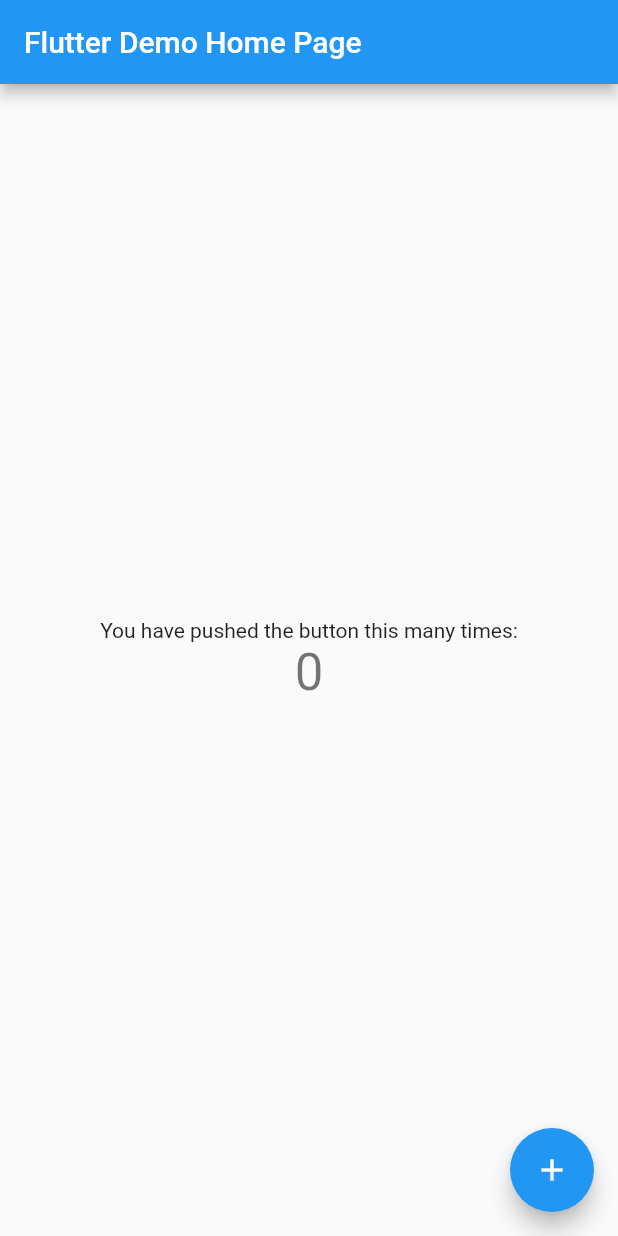
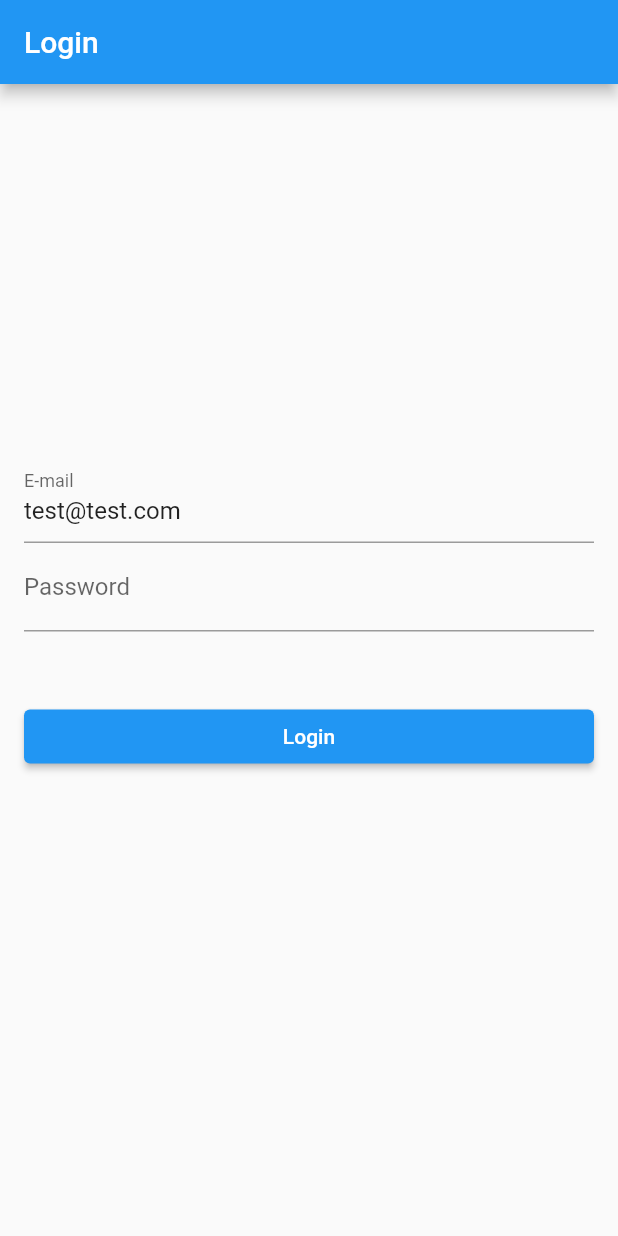
Before and after one commit to Thirosue/flutter_with_getx, a Flutter app: the screen it shows after launch, on a phone screen of 412 x 824 dp. Run offline on Flutter 3.47's test engine with Material 2 defaults, Android fonts, the phone set to English and light mode, and no system bars; our stand-ins replace get.

Commit message:
feat: add login form

```diff
--- a/lib/main.dart
+++ b/lib/main.dart
@@ -1,4 +1,7 @@
 import 'package:flutter/material.dart';
+import 'package:flutter_with_getx/ui/index/index_page.dart';
+import 'package:flutter_with_getx/ui/login/login_page.dart';
+import 'package:get/get.dart';
 
 void main() {
   runApp(const MyApp());
@@ -10,106 +13,14 @@ class MyApp extends StatelessWidget {
   // This widget is the root of your application.
   @override
   Widget build(BuildContext context) {
-    return MaterialApp(
+    return GetMaterialApp(
       title: 'Flutter Demo',
-      theme: ThemeData(
-        // This is the theme of your application.
-        //
-        // Try running your application with "flutter run". You'll see the
-        // application has a blue toolbar. Then, without quitting the app, try
-        // changing the primarySwatch below to Colors.green and then invoke
-        // "hot reload" (press "r" in the console where you ran "flutter run",
-        // or simply save your changes to "hot reload" in a Flutter IDE).
-        // Notice that the counter didn't reset back to zero; the application
-        // is not restarted.
-        primarySwatch: Colors.blue,
-      ),
-      home: const MyHomePage(title: 'Flutter Demo Home Page'),
+      theme: ThemeData(primarySwatch: Colors.blue),
+      initialRoute: '/login',
+      getPages: [
+        GetPage(name: '/login', page: () => LoginPage()),
+        GetPage(name: '/', page: () => IndexPage()),
+      ],
     );
   }
 }
-
-class MyHomePage extends StatefulWidget {
-  const MyHomePage({Key? key, required this.title}) : super(key: key);
-
-  // This widget is the home page of your application. It is stateful, meaning
-  // that it has a State object (defined below) that contains fields that affect
-  // how it looks.
-
-  // This class is the configuration for the state. It holds the values (in this
-  // case the title) provided by the parent (in this case the App widget) and
-  // used by the build method of the State. Fields in a Widget subclass are
-  // always marked "final".
-
-  final String title;
-
-  @override
-  State<MyHomePage> createState() => _MyHomePageState();
-}
-
-class _MyHomePageState extends State<MyHomePage> {
-  int _counter = 0;
-
-  void _incrementCounter() {
-    setState(() {
-      // This call to setState tells the Flutter framework that something has
-      // changed in this State, which causes it to rerun the build method below
-      // so that the display can reflect the updated values. If we changed
-      // _counter without calling setState(), then the build method would not be
-      // called again, and so nothing would appear to happen.
-      _counter++;
-    });
-  }
-
-  @override
-  Widget build(BuildContext context) {
-    // This method is rerun every time setState is called, for instance as done
-    // by the _incrementCounter method above.
-    //
-    // The Flutter framework has been optimized to make rerunning build methods
-    // fast, so that you can just rebuild anything that needs updating rather
-    // than having to individually change instances of widgets.
-    return Scaffold(
-      appBar: AppBar(
-        // Here we take the value from the MyHomePage object that was created by
-        // the App.build method, and use it to set our appbar title.
-        title: Text(widget.title),
-      ),
-      body: Center(
-        // Center is a layout widget. It takes a single child and positions it
-        // in the middle of the parent.
-        child: Column(
-          // Column is also a layout widget. It takes a list of children and
-          // arranges them vertically. By default, it sizes itself to fit its
-          // children horizontally, and tries to be as tall as its parent.
-          //
-          // Invoke "debug painting" (press "p" in the console, choose the
-          // "Toggle Debug Paint" action from the Flutter Inspector in Android
-          // Studio, or the "Toggle Debug Paint" command in Visual Studio Code)
-          // to see the wireframe for each widget.
-          //
-          // Column has various properties to control how it sizes itself and
-          // how it positions its children. Here we use mainAxisAlignment to
-          // center the children vertically; the main axis here is the vertical
-          // axis because Columns are vertical (the cross axis would be
-          // horizontal).
-          mainAxisAlignment: MainAxisAlignment.center,
-          children: <Widget>[
-            const Text(
-              'You have pushed the button this many times:',
-            ),
-            Text(
-              '$_counter',
-              style: Theme.of(context).textTheme.headline4,
-            ),
-          ],
-        ),
-      ),
-      floatingActionButton: FloatingActionButton(
-        onPressed: _incrementCounter,
-        tooltip: 'Increment',
-        child: const Icon(Icons.add),
-      ), // This trailing comma makes auto-formatting nicer for build methods.
-    );
-  }
-}
--- /dev/null
+++ b/lib/ui/login/login_page.dart
@@ -0,0 +1,63 @@
+import 'package:flutter/material.dart';
+import 'package:flutter_with_getx/ui/login/login_controller.dart';
+import 'package:get/get.dart';
+
+class LoginPage extends StatelessWidget {
+  LoginPage({Key? key}) : super(key: key);
+
+  final controller = Get.put(LoginController());
+
+  @override
+  Widget build(BuildContext context) {
+    return Scaffold(
+      appBar: AppBar(
+        title: const Text('Login'),
+      ),
+      body: Container(
+        padding: const EdgeInsets.all(16),
+        child: Column(
+          mainAxisAlignment: MainAxisAlignment.center,
+          children: [
+            TextField(
+              controller: controller.emailController,
+              decoration: const InputDecoration(
+                labelText: 'E-mail',
+              ),
+            ),
+            TextField(
+              controller: controller.passwordController,
+              decoration: const InputDecoration(
+                labelText: 'Password',
+              ),
+            ),
+            const SizedBox(
+              height: 30,
+            ),
+            SizedBox(
+              width: double.infinity,
+              child: Padding(
+                padding: const EdgeInsets.symmetric(vertical: 16),
+                child: ElevatedButton(
+                  onPressed: controller.login,
+                  child: const Text('Login'),
+                ),
+              ),
+            ),
+            const SizedBox(
+              height: 30,
+            ),
+            Obx(() {
+              final textColor = FormStatus.error == controller.status.value
+                  ? Colors.red
+                  : null;
+              return Text(
+                controller.message.value,
+                style: TextStyle(color: textColor),
+              );
+            })
+          ],
+        ),
+      ),
+    );
+  }
+}
--- a/pubspec.yaml
+++ b/pubspec.yaml
@@ -34,6 +34,7 @@ dependencies:
   # The following adds the Cupertino Icons font to your application.
   # Use with the CupertinoIcons class for iOS style icons.
   cupertino_icons: ^1.0.2
+  get: ^4.6.1
 
 dev_dependencies:
   flutter_test:
```
Also changed, not shown: lib/ui/index/index_controller.dart (added, +29 -0 lines), lib/ui/index/index_page.dart (added, +40 -0 lines), lib/ui/login/login_controller.dart (added, +55 -0 lines), pubspec.lock, 2 other files.
